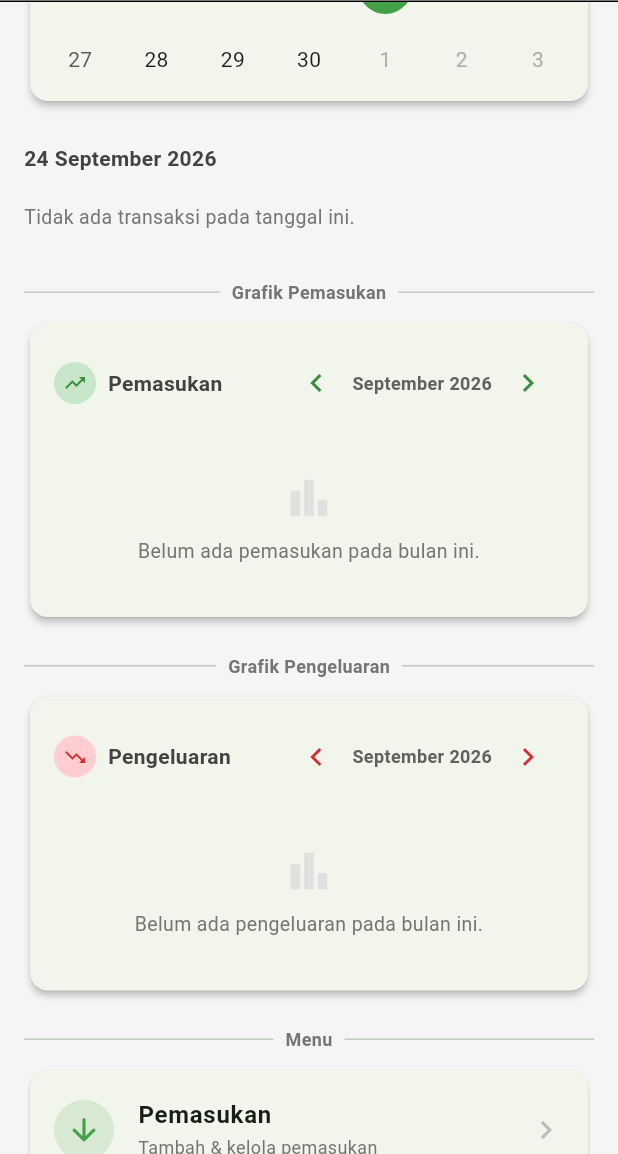
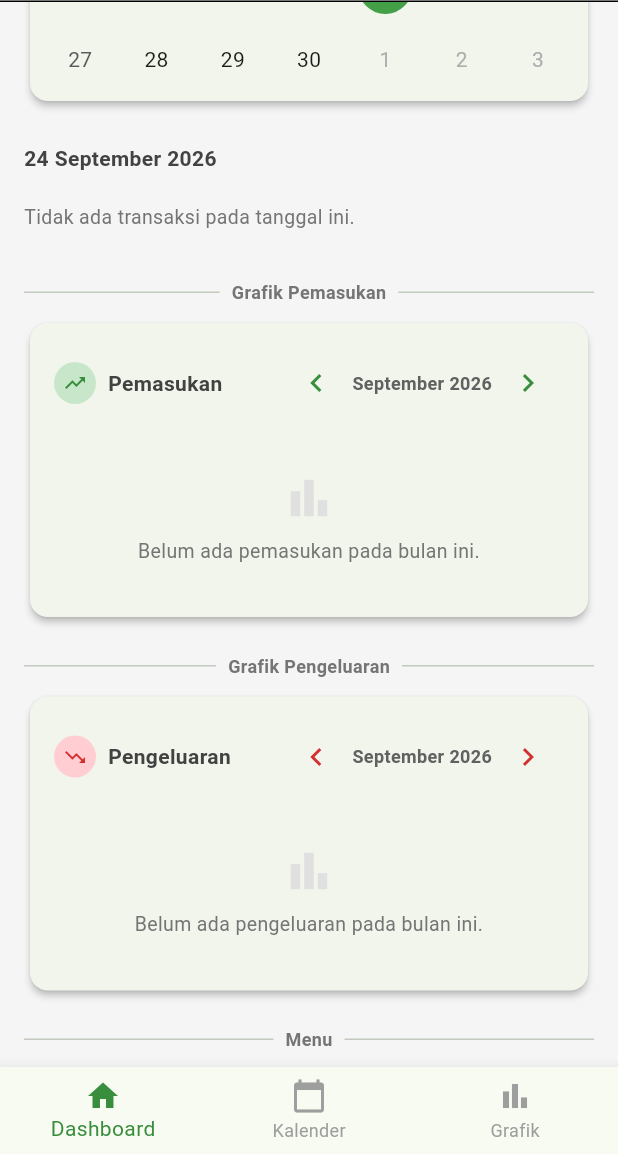
Before and after one commit to AdaniMaulidan/catat_keuangan, a Flutter app: the screen it shows after launch, scrolled down 576 dp, on a phone screen of 412 x 824 dp, the part 82-1236 px from its top. Run offline on Flutter 3.47's test engine with Material 3 defaults, Android fonts, the phone set to English and light mode, and no system bars; drawn by our look-alikes of table_calendar; our stand-ins replace fl_chart, sqflite; accounts and stored records are empty.

Commit message:
feat: add main entry point and bottom navigation structure with placeholder screens

```diff
--- a/lib/main.dart
+++ b/lib/main.dart
@@ -1,6 +1,6 @@
 import 'package:flutter/material.dart';
 import 'package:intl/date_symbol_data_local.dart';
-import 'screens/dashboard/dashboard_screen.dart';
+import 'screens/main/main_navigation_screen.dart';
 
 void main() async {
   // Diperlukan sebelum menggunakan plugin native (sqflite) di main().
@@ -24,7 +24,7 @@ class MyApp extends StatelessWidget {
         colorScheme: ColorScheme.fromSeed(seedColor: Colors.green),
         useMaterial3: true,
       ),
-      home: const DashboardScreen(),
+      home: const MainNavigationScreen(),
     );
   }
 }
--- /dev/null
+++ b/lib/screens/main/main_navigation_screen.dart
@@ -0,0 +1,56 @@
+import 'package:flutter/material.dart';
+import '../dashboard/dashboard_screen.dart';
+import '../calendar/calendar_screen.dart';
+import '../chart/chart_screen.dart';
+
+class MainNavigationScreen extends StatefulWidget {
+  const MainNavigationScreen({super.key});
+
+  @override
+  State<MainNavigationScreen> createState() => _MainNavigationScreenState();
+}
+
+class _MainNavigationScreenState extends State<MainNavigationScreen> {
+  int _currentIndex = 0;
+
+  final List<Widget> _pages = [
+    const DashboardScreen(),
+    const CalendarScreen(),
+    const ChartScreen(),
+  ];
+
+  @override
+  Widget build(BuildContext context) {
+    return Scaffold(
+      body: IndexedStack(
+        index: _currentIndex,
+        children: _pages,
+      ),
+      bottomNavigationBar: BottomNavigationBar(
+        currentIndex: _currentIndex,
+        onTap: (index) {
+          setState(() {
+            _currentIndex = index;
+          });
+        },
+        items: const [
+          BottomNavigationBarItem(
+            icon: Icon(Icons.home),
+            label: 'Dashboard',
+          ),
+          BottomNavigationBarItem(
+            icon: Icon(Icons.calendar_today),
+            label: 'Kalender',
+          ),
+          BottomNavigationBarItem(
+            icon: Icon(Icons.bar_chart),
+            label: 'Grafik',
+          ),
+        ],
+        selectedItemColor: Colors.green.shade700,
+        unselectedItemColor: Colors.grey,
+        type: BottomNavigationBarType.fixed,
+      ),
+    );
+  }
+}
```
Also changed, not shown: lib/screens/calendar/calendar_screen.dart (added, +24 -0 lines), lib/screens/chart/chart_screen.dart (added, +24 -0 lines).
